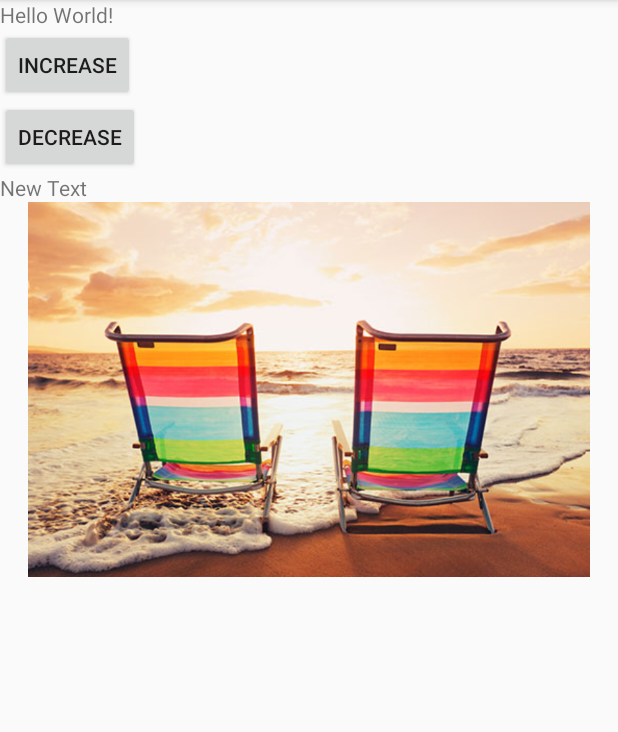
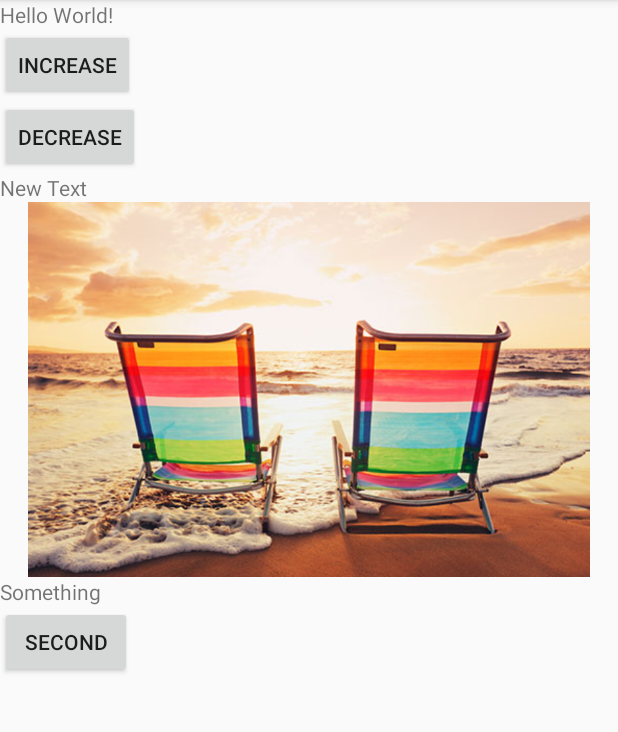
Before and after one commit to passsy/gdg-dus-study-jam, an Android app: the screen it shows after launch (MainActivity), on a phone screen of 412 x 824 dp, the part 84-816 px from its top. Run offline under Robolectric (Android 15) with nearby library versions, the phone set to English and light mode, and no system bars.

```diff
--- a/app/src/main/AndroidManifest.xml
+++ b/app/src/main/AndroidManifest.xml
@@ -15,6 +15,7 @@
                 <category android:name="android.intent.category.LAUNCHER" />
             </intent-filter>
         </activity>
+        <activity android:name=".SecondActivity"></activity>
     </application>
 
 </manifest>
--- a/app/src/main/res/layout/activity_main.xml
+++ b/app/src/main/res/layout/activity_main.xml
@@ -39,4 +39,15 @@
         android:layout_width="match_parent"
         android:layout_height="250dp"></android.support.v4.view.ViewPager>
 
+    <TextView
+        android:text="@string/some_string"
+        android:layout_width="wrap_content"
+        android:layout_height="wrap_content" />
+
+    <Button
+        android:text="second"
+        android:id="@+id/second"
+        android:layout_width="wrap_content"
+        android:layout_height="wrap_content" />
+
 </LinearLayout>
--- a/app/src/main/res/values/strings.xml
+++ b/app/src/main/res/values/strings.xml
@@ -1,3 +1,4 @@
 <resources>
     <string name="app_name">Study Jam</string>
+    <string name="some_string">Something</string>
 </resources>
```
Also changed, not shown: app/src/main/java/com/google/gdgdus/studyjam/MainActivity.java (+23 -0 lines), app/src/main/java/com/google/gdgdus/studyjam/SecondActivity.java (added, +20 -0 lines), app/src/main/res/layout/activity_second.xml (added, +18 -0 lines), 2 other files.
